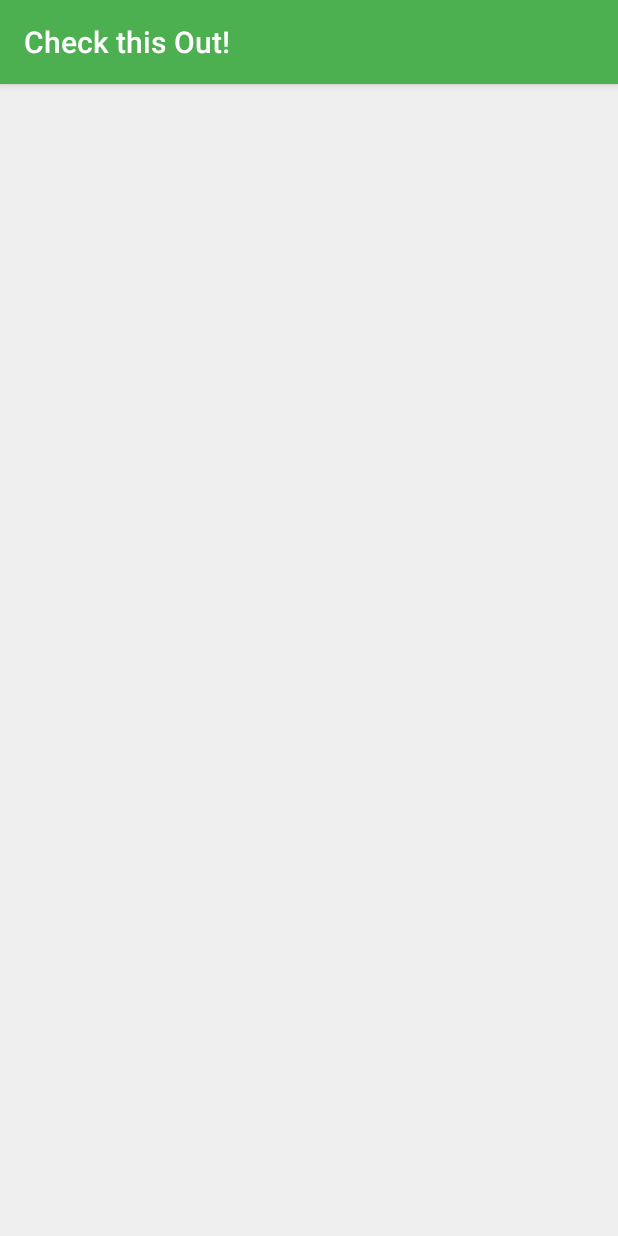
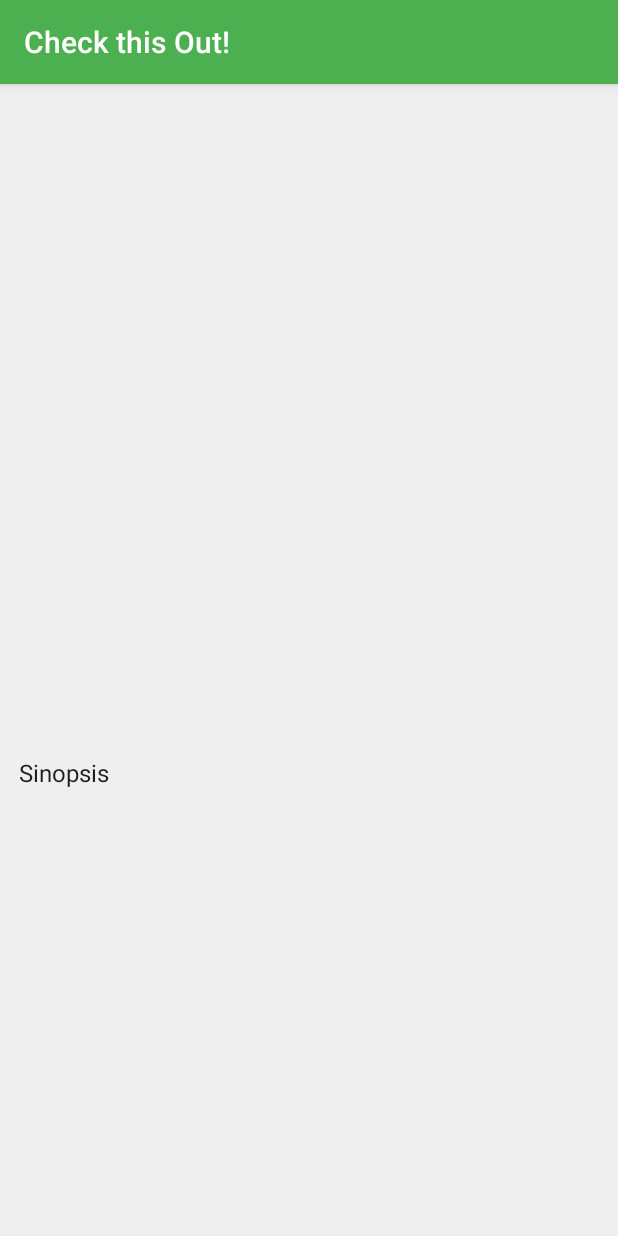
Before and after one commit to SalviGG/CheckThisOut, an Android app: the MovieDetail screen opened directly, with no data from a screen before it, on a phone screen of 412 x 824 dp. Run offline under Robolectric (Android 15) with nearby library versions, the light colour scheme and no system bars; pictures from the network do not load; 1 statement that could not run was skipped.

Commit message:
Activity detalles de pelicula funcionando

```diff
--- a/app/src/main/java/com/example/pablorjd/CheckThisOut/MovieDetail.java
+++ b/app/src/main/java/com/example/pablorjd/CheckThisOut/MovieDetail.java
@@ -2,11 +2,39 @@ package com.example.pablorjd.CheckThisOut;
 
 import android.support.v7.app.AppCompatActivity;
 import android.os.Bundle;
+import android.widget.ImageView;
 import android.widget.TextView;
+
+import com.bumptech.glide.Glide;
+import com.bumptech.glide.load.engine.DiskCacheStrategy;
+import com.example.pablorjd.CheckThisOut.api.MovieServiceDetail;
+import com.example.pablorjd.CheckThisOut.model.MovieResults;
+
+import java.util.List;
+
+import retrofit2.Call;
+import retrofit2.Callback;
+import retrofit2.Response;
+import retrofit2.Retrofit;
+import retrofit2.converter.gson.GsonConverterFactory;
 
 public class MovieDetail extends AppCompatActivity {
 
-    private String mMovieTitle;
+    private static final String BASE_URL_IMG = "http://image.tmdb.org/t/p/w500";
+    private static final String BASE_URL = "https://api.themoviedb.org";
+    private static int PAGE = 1;
+    private static String LANGUAGE= "es-CL";
+    private static String API_KEY = BuildConfig.ApiKey;
+    private int MOVIE_ID;
+
+
+    private TextView title;
+    private TextView year;
+    private TextView popularity;
+    private TextView description;
+    private TextView sinopsis;
+    private ImageView moviePoster;
+
 
     @Override
     protected void onCreate(Bundle savedInstanceState) {
@@ -14,6 +42,48 @@ public class MovieDetail extends AppCompatActivity {
         setContentView(R.layout.activity_movie_detail);
 
         Bundle datos = this.getIntent().getExtras();
-        mMovieTitle= datos.getString("Movie_ID");
+        MOVIE_ID = Integer.parseInt(datos.getString("Movie_ID").replaceAll("[\\D]",""));
+        title = (TextView)findViewById(R.id.movie_title_detail);
+        year = (TextView)findViewById(R.id.movie_year_detail);
+        popularity = (TextView)findViewById(R.id.movie_pop_detail);
+        description = (TextView)findViewById(R.id.movie_desc_detail);
+        sinopsis = (TextView)findViewById(R.id.movie_sinopsis_detail);
+        sinopsis.setText("Sinopsis");
+        moviePoster = (ImageView)findViewById(R.id.movie_poster_detail);
+
+
+        Retrofit retrofit = new Retrofit.Builder()
+                .baseUrl(BASE_URL)
+                .addConverterFactory(GsonConverterFactory.create())
+                .build();
+
+        MovieServiceDetail myInterface = retrofit.create(MovieServiceDetail.class);
+
+        Call<MovieResults.ResultsBean> call =  myInterface.getMovies(MOVIE_ID,API_KEY,LANGUAGE);
+
+        call.enqueue(new Callback<MovieResults.ResultsBean>() {
+            @Override
+            public void onResponse(Call<MovieResults.ResultsBean> call, Response<MovieResults.ResultsBean> response) {
+                MovieResults.ResultsBean results = response.body();
+
+                title.setText(results.getTitle());
+                year.setText(results.getRelease_date()+"|"+results.getOriginal_language().toUpperCase());
+                //popularity.setText(results.getPopularity());
+                description.setText(results.getOverview());
+                Glide.with(MovieDetail.this)
+                        .load(BASE_URL_IMG+results.getPoster_path())
+                        .diskCacheStrategy(DiskCacheStrategy.ALL)
+                        .centerCrop()
+                        .crossFade()
+                        .into(moviePoster);
+
+            }
+
+            @Override
+            public void onFailure(Call<MovieResults.ResultsBean> call, Throwable t) {
+
+            }
+        });
+
     }
 }
--- a/app/src/main/java/com/example/pablorjd/CheckThisOut/api/MovieService.java
+++ b/app/src/main/java/com/example/pablorjd/CheckThisOut/api/MovieService.java
@@ -17,5 +17,4 @@ public interface MovieService {
             @Query("page") int page
     );
 
-
 }
--- /dev/null
+++ b/app/src/main/java/com/example/pablorjd/CheckThisOut/api/MovieServiceDetail.java
@@ -0,0 +1,19 @@
+package com.example.pablorjd.CheckThisOut.api;
+
+import com.example.pablorjd.CheckThisOut.model.MovieResults;
+
+import retrofit2.Call;
+import retrofit2.http.GET;
+import retrofit2.http.Path;
+import retrofit2.http.Query;
+
+public interface MovieServiceDetail {
+
+    @GET("/3/movie/{movie_id}")
+    Call<MovieResults.ResultsBean> getMovies(
+            @Path("movie_id") int movie_id,
+            @Query("api_key") String api_Key,
+            @Query("language") String language
+    );
+
+}
--- a/app/src/main/java/com/example/pablorjd/CheckThisOut/model/MovieResults.java
+++ b/app/src/main/java/com/example/pablorjd/CheckThisOut/model/MovieResults.java
@@ -2,10 +2,14 @@ package com.example.pablorjd.CheckThisOut.model;
 
 import java.util.List;
 
+import retrofit2.Call;
+
 public class MovieResults {
+
 
     private int page;
     private int total_results;
+    private DatesBean dates;
     private int total_pages;
     private List<ResultsBean> results;
 
@@ -25,6 +29,14 @@ public class MovieResults {
         this.total_results = total_results;
     }
 
+    public DatesBean getDates() {
+        return dates;
+    }
+
+    public void setDates(DatesBean dates) {
+        this.dates = dates;
+    }
+
     public int getTotal_pages() {
         return total_pages;
     }
@@ -41,22 +53,49 @@ public class MovieResults {
         this.results = results;
     }
 
+
+    public static class DatesBean {
+        /**
+         * maximum : 2018-06-19
+         * minimum : 2018-05-02
+         */
+
+        private String maximum;
+        private String minimum;
+
+        public String getMaximum() {
+            return maximum;
+        }
+
+        public void setMaximum(String maximum) {
+            this.maximum = maximum;
+        }
+
+        public String getMinimum() {
+            return minimum;
+        }
+
+        public void setMinimum(String minimum) {
+            this.minimum = minimum;
+        }
+    }
+
     public static class ResultsBean {
         /**
-         * vote_count : 1562
-         * id : 383498
+         * vote_count : 565
+         * id : 351286
          * video : false
-         * vote_average : 7.9
-         * title : Deadpool 2
-         * popularity : 321.086589
-         * poster_path : /to0spRl1CMDvyUbOnbb4fTk3VAd.jpg
+         * vote_average : 6.7
+         * title : Jurassic World: Fallen Kingdom
+         * popularity : 277.02214
+         * poster_path : /c9XxwwhPHdaImA2f1WEfEsbhaFB.jpg
          * original_language : en
-         * original_title : Deadpool 2
-         * genre_ids : [28,35,878]
-         * backdrop_path : /3P52oz9HPQWxcwHOwxtyrVV1LKi.jpg
+         * original_title : Jurassic World: Fallen Kingdom
+         * genre_ids : [28,12,878]
+         * backdrop_path : /gBmrsugfWpiXRh13Vo3j0WW55qD.jpg
          * adult : false
-         * overview : Wisecracking mercenary Deadpool battles the evil and powerful Cable and other bad guys to save a boy's life.
-         * release_date : 2018-05-15
+         * overview : A volcanic eruption threatens the remaining dinosaurs on the island of Isla Nublar, where the creatures have freely roamed for several years after the demise of an animal theme park known as Jurassic World. Claire Dearing, the former park manager, has now founded the Dinosaur Protection Group, an organization dedicated to protecting the dinosaurs. To help with her cause, Claire has recruited Owen Grady, a former dinosaur trainer who worked at the park, to prevent the extinction of the dinosaurs once again.
+         * release_date : 2018-06-06
          */
 
         private int vote_count;
@@ -185,7 +224,6 @@ public class MovieResults {
         public void setGenre_ids(List<Integer> genre_ids) {
             this.genre_ids = genre_ids;
         }
+
     }
-
-
 }
--- a/app/src/main/res/layout/activity_movie_detail.xml
+++ b/app/src/main/res/layout/activity_movie_detail.xml
@@ -6,34 +6,67 @@
     android:layout_height="match_parent"
     tools:context="MovieDetail">
 
-    <!-- TODO: Update blank fragment layout -->
-
     <android.support.constraint.ConstraintLayout
         android:layout_width="match_parent"
         android:layout_height="match_parent">
+
+        <TextView
+            android:id="@+id/movie_sinopsis_detail"
+            style="@style/TextAppearance.AppCompat.Subhead"
+            android:layout_width="105dp"
+            android:layout_height="22dp"
+            android:layout_marginBottom="8dp"
+            android:layout_marginEnd="8dp"
+            android:layout_marginStart="8dp"
+            android:layout_marginTop="8dp"
+            android:maxLines="3"
+            android:visibility="visible"
+            app:layout_constraintBottom_toTopOf="@+id/movie_desc_detail"
+            app:layout_constraintEnd_toEndOf="parent"
+            app:layout_constraintHorizontal_bias="0.015"
+            app:layout_constraintStart_toStartOf="parent"
+            app:layout_constraintTop_toBottomOf="@+id/movie_poster_detail"
+            app:layout_constraintVertical_bias="0.857"
+            tools:text="Sinopsis" />
+
+        <TextView
+            android:id="@+id/movie_desc_detail"
+            style="@style/TextAppearance.AppCompat.Caption"
+            android:layout_width="360dp"
+            android:layout_height="177dp"
+
+            android:layout_marginBottom="76dp"
+            android:layout_marginEnd="12dp"
+            android:layout_marginStart="8dp"
+            android:ellipsize="end"
+            app:layout_constraintBottom_toBottomOf="parent"
+            app:layout_constraintEnd_toEndOf="parent"
+            app:layout_constraintHorizontal_bias="1.0"
+            app:layout_constraintStart_toStartOf="parent"
+            tools:text="Nowadays, user engagement is considered one of the most important metrics for the success of your app" />
 
         <ImageView
             android:id="@+id/movie_poster_detail"
             android:layout_width="144dp"
             android:layout_height="214dp"
-            android:layout_marginEnd="8dp"
             android:layout_marginStart="8dp"
-            android:layout_marginTop="16dp"
-            app:layout_constraintEnd_toEndOf="parent"
-            app:layout_constraintHorizontal_bias="0.035"
+            android:layout_marginTop="8dp"
             app:layout_constraintStart_toStartOf="parent"
             app:layout_constraintTop_toTopOf="parent" />
 
         <LinearLayout
-            android:layout_width="203dp"
-            android:layout_height="213dp"
+            android:layout_width="211dp"
+            android:layout_height="71dp"
+            android:layout_marginBottom="8dp"
             android:layout_marginEnd="8dp"
-            android:layout_marginStart="4dp"
+            android:layout_marginStart="8dp"
             android:layout_marginTop="16dp"
             android:orientation="vertical"
+            app:layout_constraintBottom_toBottomOf="parent"
             app:layout_constraintEnd_toEndOf="parent"
             app:layout_constraintStart_toEndOf="@+id/movie_poster_detail"
-            app:layout_constraintTop_toTopOf="parent">
+            app:layout_constraintTop_toTopOf="parent"
+            app:layout_constraintVertical_bias="0.0">
 
             <TextView
                 android:id="@+id/movie_title_detail"
@@ -72,17 +105,6 @@
                 android:textStyle="bold"
                 tools:text="Popularity" />
 
-            <TextView
-                android:id="@+id/movie_desc_detail"
-                style="@style/TextAppearance.AppCompat.Caption"
-                android:layout_width="match_parent"
-                android:layout_height="122dp"
-                android:layout_marginLeft="@dimen/activity_margin_content"
-                android:layout_marginStart="@dimen/activity_margin_content"
-                android:layout_marginTop="@dimen/activity_margin_half"
-                android:ellipsize="end"
-                android:maxLines="6"
-                tools:text="Nowadays, user engagement is considered one of the most important metrics for the success of your app" />
         </LinearLayout>
 
     </android.support.constraint.ConstraintLayout>
--- a/app/src/main/res/values/strings.xml
+++ b/app/src/main/res/values/strings.xml
@@ -2,7 +2,4 @@
     <string name="app_name">Check this Out!</string>
     <string name="open">Open</string>
     <string name="close">Close</string>
-
-    <!-- TODO: Remove or change this placeholder text -->
-    <string name="hello_blank_fragment">Hello blank fragment</string>
 </resources>
```
